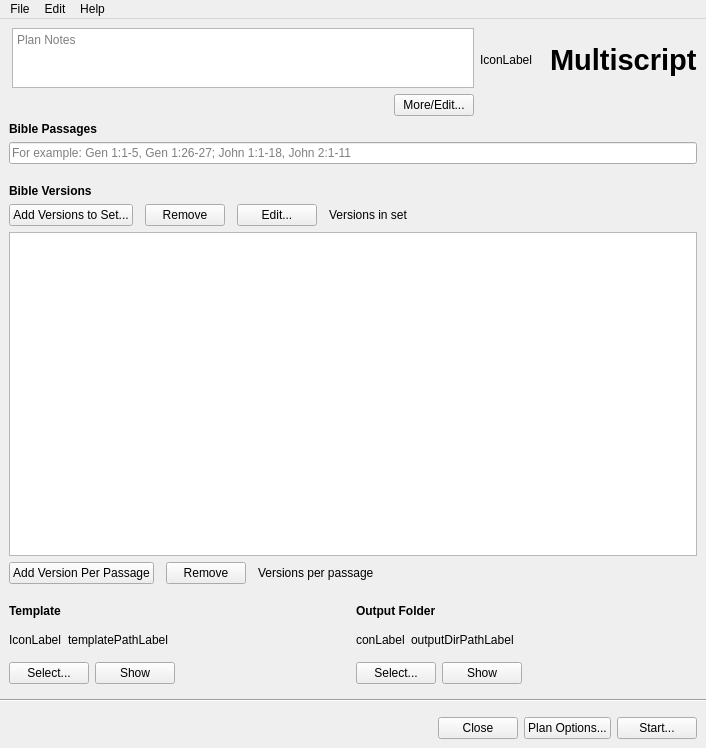
Above: multiscript/ui/main_window.ui from multiscript/multiscript before the change. Below: the same form after it.
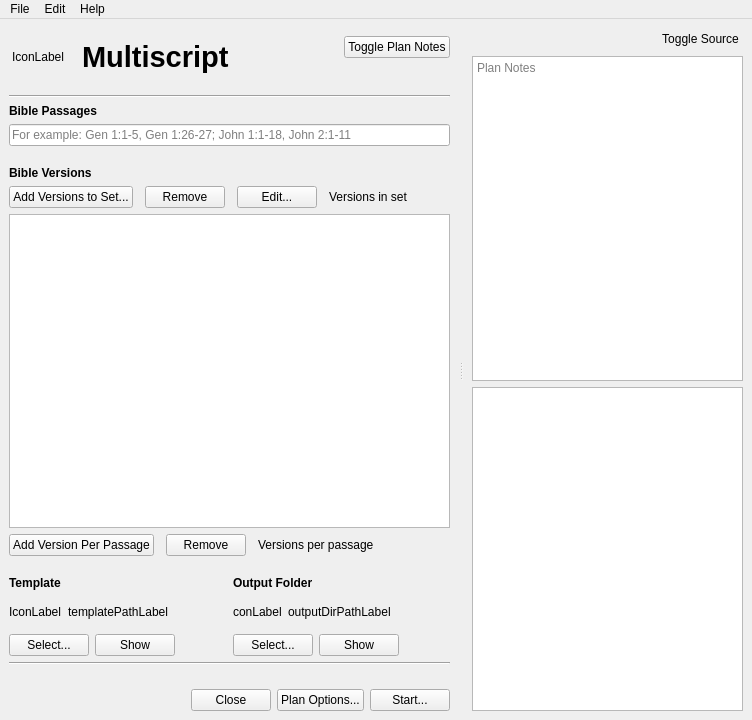
That is the form after the change. Custom widgets are drawn as their Qt base class.

Commit message: Change to basic splitter layout for plan notes

Diff of the .ui file:
```diff
--- a/multiscript/ui/main_window.ui
+++ b/multiscript/ui/main_window.ui
@@ -6,8 +6,8 @@
    <rect>
     <x>0</x>
     <y>0</y>
-    <width>706</width>
-    <height>748</height>
+    <width>752</width>
+    <height>720</height>
    </rect>
   </property>
   <property name="sizePolicy">
@@ -20,7 +20,7 @@
    <string>Multiscript</string>
   </property>
   <widget class="QWidget" name="centralwidget">
-   <layout class="QVBoxLayout" name="centralWidgetLayout" stretch="0,1,0,0">
+   <layout class="QVBoxLayout" name="verticalLayout_3">
     <property name="leftMargin">
      <number>0</number>
     </property>
@@ -34,6 +34,16 @@
      <number>0</number>
     </property>
     <item>
+     <widget class="QSplitter" name="splitter">
+      <property name="orientation">
+       <enum>Qt::Horizontal</enum>
+      </property>
+      <property name="childrenCollapsible">
+       <bool>false</bool>
+      </property>
+      <widget class="QWidget" name="verticalLayoutWidget">
+       <layout class="QVBoxLayout" name="mainLayout">
+        <item>
      <widget class="QWidget" name="titleAreaWidget" native="true">
       <property name="autoFillBackground">
        <bool>false</bool>
@@ -42,101 +52,10 @@
        <property name="leftMargin">
         <number>12</number>
        </property>
-       <property name="bottomMargin">
-        <number>0</number>
-       </property>
-       <item>
-        <layout class="QHBoxLayout" name="horizontalLayout_9">
-         <property name="spacing">
-          <number>0</number>
-         </property>
-         <item>
-          <layout class="QVBoxLayout" name="verticalLayout">
-           <item>
-            <widget class="QTextEdit" name="planNotesTextEdit">
-             <property name="sizePolicy">
-              <sizepolicy hsizetype="Expanding" vsizetype="Maximum">
-               <horstretch>0</horstretch>
-               <verstretch>0</verstretch>
-              </sizepolicy>
-             </property>
-             <property name="maximumSize">
-              <size>
-               <width>16777215</width>
-               <height>60</height>
-              </size>
-             </property>
-             <property name="readOnly">
-              <bool>true</bool>
-             </property>
-             <property name="tabStopDistance">
-              <double>20.000000000000000</double>
-             </property>
-             <property name="textInteractionFlags">
-              <set>Qt::TextSelectableByKeyboard|Qt::TextSelectableByMouse</set>
-             </property>
-             <property name="placeholderText">
-              <string>Plan Notes</string>
-             </property>
-            </widget>
-           </item>
-           <item>
-            <layout class="QHBoxLayout" name="moreButtonLayout">
              <property name="topMargin">
               <number>6</number>
              </property>
-             <item>
-              <spacer name="horizontalSpacer">
-               <property name="orientation">
-                <enum>Qt::Horizontal</enum>
-               </property>
-               <property name="sizeHint" stdset="0">
-                <size>
-                 <width>40</width>
-                 <height>0</height>
-                </size>
-               </property>
-              </spacer>
-             </item>
-             <item>
-              <widget class="QPushButton" name="morePlanNotesButton">
-               <property name="maximumSize">
-                <size>
-                 <width>16777215</width>
-                 <height>16777215</height>
-                </size>
-               </property>
-               <property name="text">
-                <string>More/Edit...</string>
-               </property>
-               <property name="flat">
-                <bool>false</bool>
-               </property>
-              </widget>
-             </item>
-            </layout>
-           </item>
-          </layout>
-         </item>
-         <item>
-          <spacer name="horizontalSpacer_6">
-           <property name="orientation">
-            <enum>Qt::Horizontal</enum>
-           </property>
-           <property name="sizeType">
-            <enum>QSizePolicy::Fixed</enum>
-           </property>
-           <property name="sizeHint" stdset="0">
-            <size>
-             <width>6</width>
-             <height>20</height>
-            </size>
-           </property>
-          </spacer>
-         </item>
-         <item>
-          <layout class="QVBoxLayout" name="verticalLayout_3">
-           <property name="spacing">
+           <property name="bottomMargin">
             <number>0</number>
            </property>
            <item>
@@ -158,7 +77,7 @@
               </widget>
              </item>
              <item>
-              <spacer name="horizontalSpacer_5">
+              <spacer name="horizontalSpacer_4">
                <property name="orientation">
                 <enum>Qt::Horizontal</enum>
                </property>
@@ -186,17 +105,40 @@
                </property>
               </widget>
              </item>
-            </layout>
+             <item>
+              <spacer name="horizontalSpacer">
+               <property name="orientation">
+                <enum>Qt::Horizontal</enum>
+               </property>
+               <property name="sizeHint" stdset="0">
+                <size>
+                 <width>40</width>
+                 <height>20</height>
+                </size>
+               </property>
+              </spacer>
+             </item>
+             <item>
+              <layout class="QVBoxLayout" name="verticalLayout">
+               <item>
+                <widget class="QPushButton" name="togglePlanNotesButton">
+                 <property name="text">
+                  <string>Toggle Plan Notes</string>
+                 </property>
+                </widget>
            </item>
            <item>
             <spacer name="verticalSpacer">
              <property name="orientation">
               <enum>Qt::Vertical</enum>
              </property>
+                 <property name="sizeType">
+                  <enum>QSizePolicy::Preferred</enum>
+                 </property>
              <property name="sizeHint" stdset="0">
               <size>
                <width>20</width>
-               <height>0</height>
+                   <height>20</height>
               </size>
              </property>
             </spacer>
@@ -214,6 +156,13 @@
        <property name="topMargin">
         <number>0</number>
        </property>
+           <item>
+            <widget class="Line" name="line">
+             <property name="orientation">
+              <enum>Qt::Horizontal</enum>
+             </property>
+            </widget>
+           </item>
        <item>
         <widget class="QLabel" name="passagesLabel">
          <property name="font">
@@ -249,7 +198,7 @@
        <item>
         <layout class="QVBoxLayout" name="versionsVerticalLayout" stretch="0,1,0">
          <item>
-          <layout class="QHBoxLayout" name="horizontalLayout_6">
+              <layout class="QHBoxLayout" name="horizontalLayout_8">
            <property name="spacing">
             <number>12</number>
            </property>
@@ -302,7 +251,7 @@
           </layout>
          </item>
          <item>
-          <layout class="QHBoxLayout" name="horizontalLayout">
+              <layout class="QHBoxLayout" name="horizontalLayout_12">
            <item>
             <widget class="ItemListTableView" name="versionTable">
              <property name="sizePolicy">
@@ -391,7 +340,7 @@
          <item row="1" column="0">
           <layout class="QVBoxLayout" name="verticalLayout_7">
            <item>
-            <layout class="QHBoxLayout" name="horizontalLayout_4">
+                <layout class="QHBoxLayout" name="horizontalLayout_5">
              <item>
               <widget class="IconLabel" name="templateIconLabel">
                <property name="sizePolicy">
@@ -436,7 +385,7 @@
             </layout>
            </item>
            <item>
-            <layout class="QHBoxLayout" name="horizontalLayout_5">
+                <layout class="QHBoxLayout" name="horizontalLayout_6">
              <item>
               <widget class="QPushButton" name="templateSelectButton">
                <property name="text">
@@ -455,7 +404,7 @@
               </widget>
              </item>
              <item>
-              <spacer name="horizontalSpacer_3">
+                  <spacer name="horizontalSpacer_8">
                <property name="orientation">
                 <enum>Qt::Horizontal</enum>
                </property>
@@ -474,7 +423,7 @@
          <item row="1" column="1">
           <layout class="QVBoxLayout" name="verticalLayout_8">
            <item>
-            <layout class="QHBoxLayout" name="horizontalLayout_7">
+                <layout class="QHBoxLayout" name="horizontalLayout_4">
              <item>
               <widget class="IconLabel" name="outputDirIconLabel">
                <property name="minimumSize">
@@ -504,7 +453,7 @@
             </layout>
            </item>
            <item>
-            <layout class="QHBoxLayout" name="horizontalLayout_8">
+                <layout class="QHBoxLayout" name="horizontalLayout_7">
              <item>
               <widget class="QPushButton" name="outputDirSelectButton">
                <property name="text">
@@ -523,7 +472,7 @@
               </widget>
              </item>
              <item>
-              <spacer name="horizontalSpacer_4">
+                  <spacer name="horizontalSpacer_5">
                <property name="orientation">
                 <enum>Qt::Horizontal</enum>
                </property>
@@ -540,9 +489,6 @@
           </layout>
          </item>
         </layout>
-       </item>
-      </layout>
-     </widget>
     </item>
     <item>
      <widget class="Line" name="line_2">
@@ -551,6 +497,9 @@
       </property>
      </widget>
     </item>
+          </layout>
+         </widget>
+        </item>
     <item>
      <widget class="QWidget" name="footerAreaWidget" native="true">
       <layout class="QHBoxLayout" name="footerLayout">
@@ -602,12 +551,96 @@
     </item>
    </layout>
   </widget>
+      <widget class="QWidget" name="verticalLayoutWidget_2">
+       <layout class="QVBoxLayout" name="sidePanelLayout">
+        <item>
+         <widget class="QWidget" name="sidePanelWidget" native="true">
+          <property name="sizePolicy">
+           <sizepolicy hsizetype="MinimumExpanding" vsizetype="MinimumExpanding">
+            <horstretch>0</horstretch>
+            <verstretch>0</verstretch>
+           </sizepolicy>
+          </property>
+          <property name="minimumSize">
+           <size>
+            <width>150</width>
+            <height>100</height>
+           </size>
+          </property>
+          <layout class="QVBoxLayout" name="verticalLayout_5">
+           <item>
+            <layout class="QHBoxLayout" name="horizontalLayout">
+             <item>
+              <spacer name="horizontalSpacer_3">
+               <property name="orientation">
+                <enum>Qt::Horizontal</enum>
+               </property>
+               <property name="sizeHint" stdset="0">
+                <size>
+                 <width>40</width>
+                 <height>20</height>
+                </size>
+               </property>
+              </spacer>
+             </item>
+             <item>
+              <widget class="QPushButton" name="toggleSourceButton">
+               <property name="text">
+                <string>Toggle Source</string>
+               </property>
+               <property name="flat">
+                <bool>true</bool>
+               </property>
+              </widget>
+             </item>
+            </layout>
+           </item>
+           <item>
+            <widget class="QTextEdit" name="planNotesTextEdit">
+             <property name="sizePolicy">
+              <sizepolicy hsizetype="Expanding" vsizetype="MinimumExpanding">
+               <horstretch>0</horstretch>
+               <verstretch>0</verstretch>
+              </sizepolicy>
+             </property>
+             <property name="maximumSize">
+              <size>
+               <width>16777215</width>
+               <height>16777215</height>
+              </size>
+             </property>
+             <property name="readOnly">
+              <bool>true</bool>
+             </property>
+             <property name="tabStopDistance">
+              <double>20.000000000000000</double>
+             </property>
+             <property name="textInteractionFlags">
+              <set>Qt::TextSelectableByKeyboard|Qt::TextSelectableByMouse</set>
+             </property>
+             <property name="placeholderText">
+              <string>Plan Notes</string>
+             </property>
+            </widget>
+           </item>
+           <item>
+            <widget class="QPlainTextEdit" name="planNotesPlainTextEdit"/>
+           </item>
+          </layout>
+         </widget>
+        </item>
+       </layout>
+      </widget>
+     </widget>
+    </item>
+   </layout>
+  </widget>
   <widget class="QMenuBar" name="menubar">
    <property name="geometry">
     <rect>
      <x>0</x>
      <y>0</y>
-     <width>706</width>
+     <width>752</width>
      <height>22</height>
     </rect>
    </property>
```
Left out of the diff: 6 changed lines with no effect on the pictures. Lines whose indentation alone changed are shown as unchanged. The commit also changes 4 other files.
